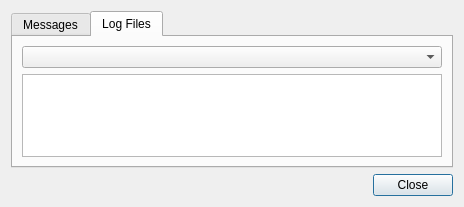
First picture: the form in src-qt4/life-preserver/lp-tray/LPMessages.ui, repository trueos/pcbsd, before the edit.
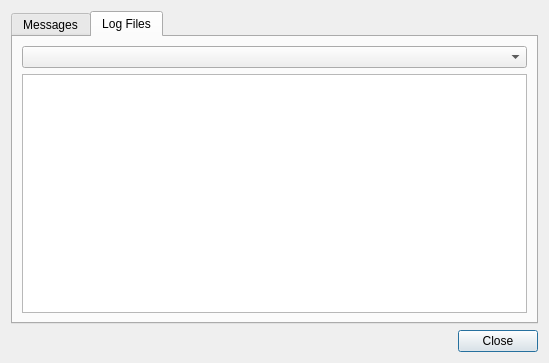
Second picture: the form after the edit. The open tabs and pages were chosen to show the change. Icons and pictures are not drawn.

Commit message: Fix the Life-Preserver Tray app messages, add the standard / error log files to ones we can view, and expande the size of the log widget so its useful

```diff
--- a/src-qt4/life-preserver/lp-tray/LPMessages.ui
+++ b/src-qt4/life-preserver/lp-tray/LPMessages.ui
@@ -6,8 +6,8 @@
    <rect>
     <x>0</x>
     <y>0</y>
-    <width>464</width>
-    <height>207</height>
+    <width>549</width>
+    <height>363</height>
    </rect>
   </property>
   <property name="windowTitle">
@@ -96,19 +96,6 @@
          </property>
         </widget>
        </item>
-       <item>
-        <spacer name="verticalSpacer_2">
-         <property name="orientation">
-          <enum>Qt::Vertical</enum>
-         </property>
-         <property name="sizeHint" stdset="0">
-          <size>
-           <width>20</width>
-           <height>10</height>
-          </size>
-         </property>
-        </spacer>
-       </item>
       </layout>
      </widget>
     </widget>
```
Left out of the diff: 4 changed lines with no effect on the pictures. The commit also changes 1 other file.
